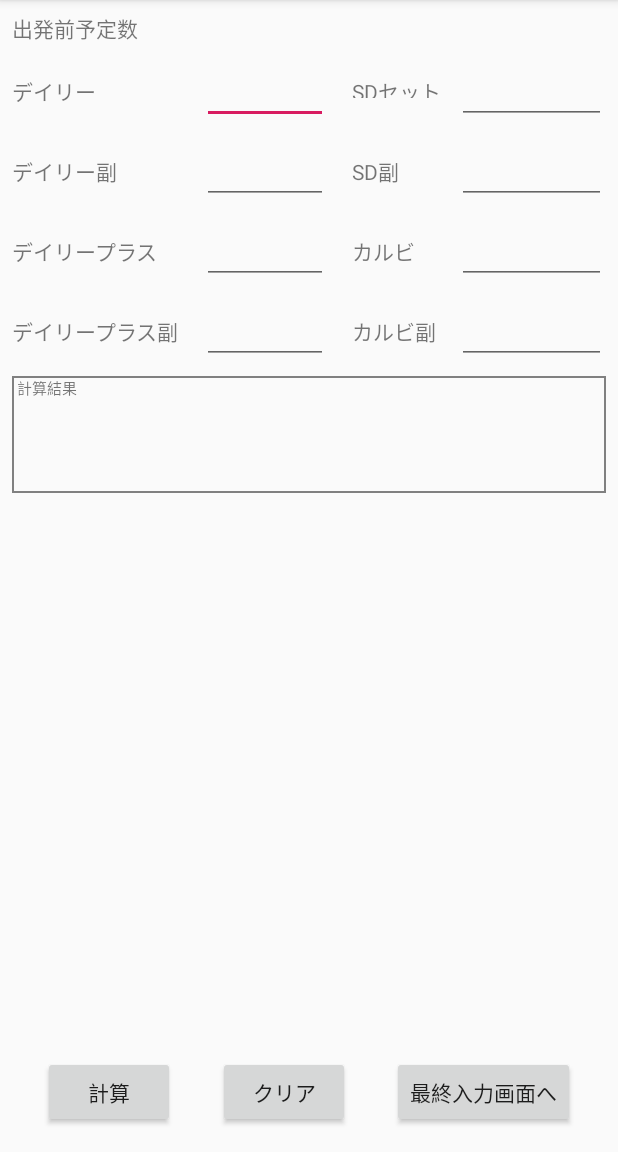
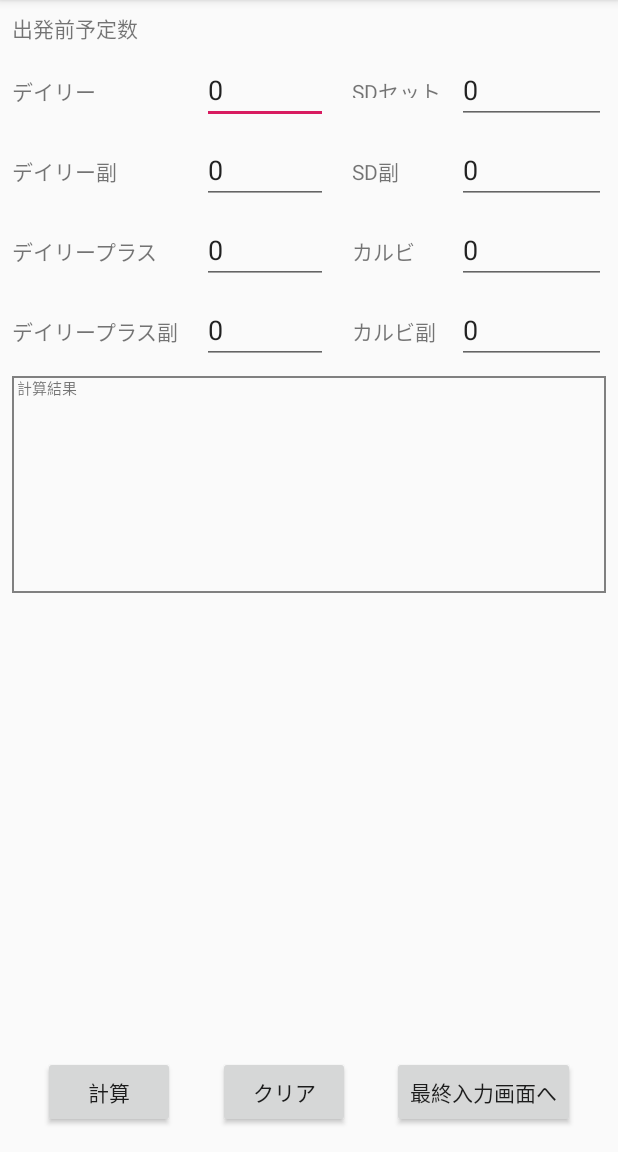
Before and after one commit to miraclekitten/PartTimeJobApplication, an Android app: the screen it shows after launch (PartTimeJobActivity), on a phone screen of 412 x 824 dp, the part 84-1236 px from its top. Run offline under Robolectric (Android 15) with nearby library versions, the phone set to English and light mode, and no system bars.

Commit message:
1.条件式の修正 未入力時にエラーが発生する

```diff
--- a/app/src/main/res/layout/activity_part_time_job.xml
+++ b/app/src/main/res/layout/activity_part_time_job.xml
@@ -38,6 +38,7 @@
         android:layout_marginEnd="8dp"
         android:ems="10"
         android:inputType="textPersonName"
+        android:text="0"
         app:layout_constraintEnd_toStartOf="@+id/guideline5"
         app:layout_constraintStart_toStartOf="@+id/guideline"
         app:layout_constraintTop_toBottomOf="@+id/tvTitle" />
@@ -115,6 +116,7 @@
         android:layout_marginEnd="8dp"
         android:ems="10"
         android:inputType="textEmailAddress"
+        android:text="0"
         app:layout_constraintEnd_toEndOf="parent"
         app:layout_constraintStart_toStartOf="@+id/guideline4"
         app:layout_constraintTop_toBottomOf="@+id/tvTitle" />
@@ -129,6 +131,7 @@
         android:layout_marginEnd="8dp"
         android:ems="10"
         android:inputType="textEmailAddress"
+        android:text="0"
         app:layout_constraintEnd_toStartOf="@+id/guideline5"
         app:layout_constraintHorizontal_bias="0.0"
         app:layout_constraintStart_toStartOf="@+id/guideline"
@@ -143,6 +146,7 @@
         android:layout_marginEnd="8dp"
         android:ems="10"
         android:inputType="textEmailAddress"
+        android:text="0"
         app:layout_constraintEnd_toEndOf="parent"
         app:layout_constraintHorizontal_bias="0.0"
         app:layout_constraintStart_toStartOf="@+id/guideline4"
@@ -157,6 +161,7 @@
         android:layout_marginEnd="8dp"
         android:ems="10"
         android:inputType="textEmailAddress"
+        android:text="0"
         app:layout_constraintEnd_toStartOf="@+id/guideline5"
         app:layout_constraintHorizontal_bias="0.0"
         app:layout_constraintStart_toStartOf="@+id/guideline"
@@ -171,6 +176,7 @@
         android:layout_marginEnd="8dp"
         android:ems="10"
         android:inputType="textEmailAddress"
+        android:text="0"
         app:layout_constraintEnd_toEndOf="parent"
         app:layout_constraintHorizontal_bias="0.0"
         app:layout_constraintStart_toStartOf="@+id/guideline4"
@@ -185,6 +191,7 @@
         android:layout_marginEnd="8dp"
         android:ems="10"
         android:inputType="textEmailAddress"
+        android:text="0"
         app:layout_constraintEnd_toStartOf="@+id/guideline5"
         app:layout_constraintHorizontal_bias="0.0"
         app:layout_constraintStart_toStartOf="@+id/guideline"
@@ -199,10 +206,12 @@
         android:layout_marginEnd="8dp"
         android:ems="10"
         android:inputType="textEmailAddress"
+        android:text="0"
         app:layout_constraintEnd_toEndOf="parent"
         app:layout_constraintHorizontal_bias="0.0"
         app:layout_constraintStart_toStartOf="@+id/guideline4"
-        app:layout_constraintTop_toBottomOf="@+id/karubi_edittext" />
+        app:layout_constraintTop_toBottomOf="@+id/karubi_edittext"
+        tools:text="0" />
 
     <android.support.constraint.Guideline
         android:id="@+id/guideline"
@@ -264,7 +273,7 @@
 
     <LinearLayout
         android:layout_width="match_parent"
-        android:layout_height="78dp"
+        android:layout_height="wrap_content"
         android:layout_marginStart="8dp"
         android:layout_marginTop="8dp"
         android:layout_marginEnd="8dp"
@@ -285,7 +294,7 @@
 
         <LinearLayout
             android:layout_width="wrap_content"
-            android:layout_height="match_parent"
+            android:layout_height="wrap_content"
             android:layout_marginLeft="15dp"
             android:orientation="vertical">
 
@@ -300,6 +309,18 @@
                 android:layout_width="wrap_content"
                 android:layout_height="wrap_content"
                 android:background="@drawable/linearlayout_line" />
+
+            <TextView
+                android:id="@+id/menu3"
+                android:layout_width="wrap_content"
+                android:layout_height="wrap_content"
+                android:background="@drawable/linearlayout_line"/>
+
+            <TextView
+                android:id="@+id/menu4"
+                android:layout_width="wrap_content"
+                android:layout_height="wrap_content"
+                android:background="@drawable/linearlayout_line"/>
 
             <TextView
                 android:id="@+id/gohan"
```
Also changed, not shown: app/src/main/java/com/websarva/wings/android/parttimejobapplication/PartTimeJobActivity.java (+58 -12 lines).
